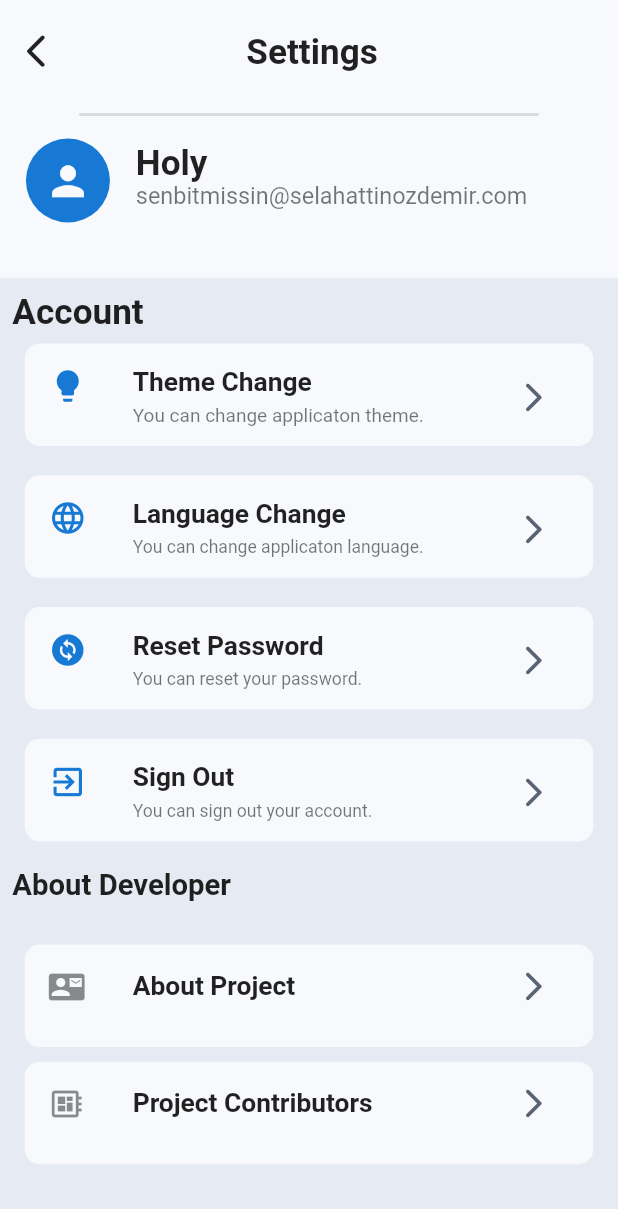
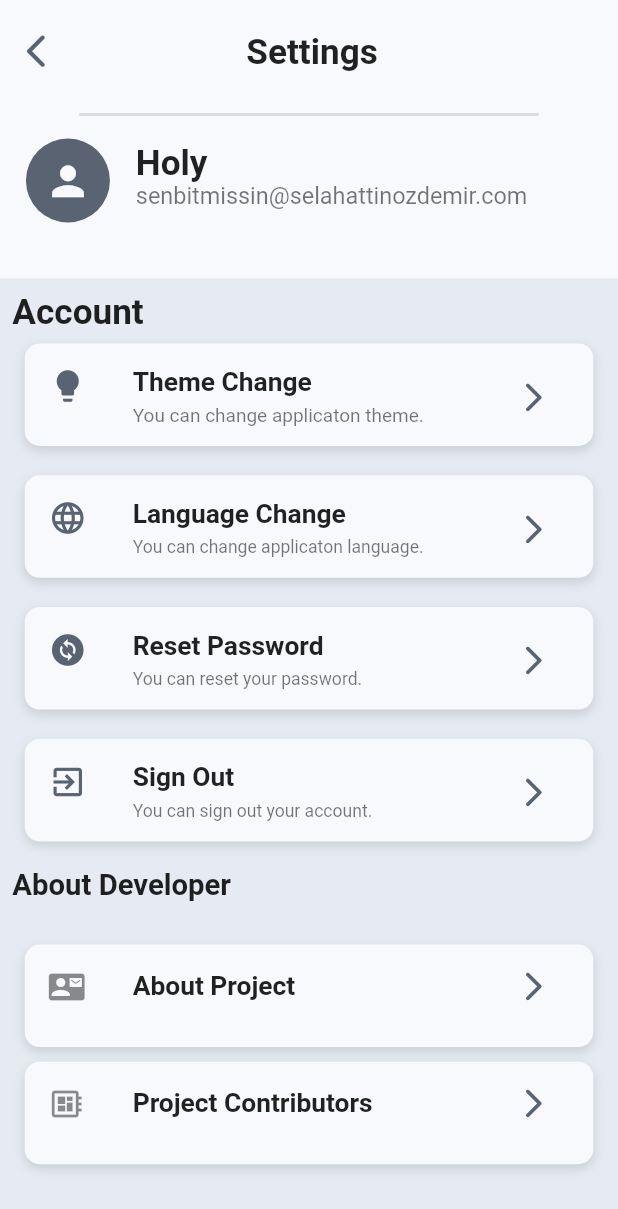
Before and after one commit to kutsaltekbas/mvvm_complete_todo_app, a Flutter app: the HomePageView screen opened directly, after a tap on the "menu" icon, on a phone screen of 412 x 824 dp. Shown: the top 1209 px of the screen. Run offline on Flutter 3.47's test engine with Material 2 defaults, Android fonts, the phone set to English and light mode, and no system bars; our stand-ins replace easy_localization, eva_icons_flutter, flutter_mobx, flutter_screenutil, mobx and 1 more; missing offline and left inert: dart:ffi, kartal; accounts and stored records are empty; generated files the repository leaves out were written again; statements that could not run were skipped.

Commit message:
ui color changes

```diff
--- a/lib/view/homepage/view/homepage_view.dart
+++ b/lib/view/homepage/view/homepage_view.dart
@@ -20,10 +20,10 @@ class HomePageView extends StatelessWidget {
       },
       onPageBuilder: (context, viewmodel) {
         return Scaffold(
-          backgroundColor: AppThemeLight.instance.theme.colorScheme.primary,
+          backgroundColor: AppThemeLight.instance.theme.colorScheme.surface,
           appBar: AppBar(
             title: title(),
-            backgroundColor: AppThemeLight.instance.theme.colorScheme.primary,
+            backgroundColor: AppThemeLight.instance.theme.colorScheme.surface,
             elevation: 0,
             actions: [settingsIcon(viewmodel)],
           ),
@@ -279,7 +279,7 @@ class HomePageView extends StatelessWidget {
         Text(
           LocaleKeys.home_heading2_headline1.tr(),
           style: TextStyle(
-              color: AppThemeLight.instance.theme.colorScheme.surface,
+              color: AppThemeLight.instance.theme.colorScheme.onBackground,
               fontSize: 20.sp,
               fontWeight: FontWeight.bold,
               shadows: [
@@ -302,7 +302,7 @@ class HomePageView extends StatelessWidget {
                 shape: RoundedRectangleBorder(
                     borderRadius: BorderRadius.circular(20)),
                 backgroundColor:
-                    AppThemeLight.instance.theme.colorScheme.surface),
+                    AppThemeLight.instance.theme.colorScheme.background),
             onPressed: viewmodel.addTask,
             child: ListTile(
               title: Text(
@@ -320,7 +320,7 @@ class HomePageView extends StatelessWidget {
               trailing: Icon(
                 Icons.add,
                 size: 50.h,
-                color: AppThemeLight.instance.theme.colorScheme.primary,
+                color: AppThemeLight.instance.theme.colorScheme.onSurface,
               ),
             )));
   }
@@ -337,7 +337,7 @@ class HomePageView extends StatelessWidget {
               BoxShadow(
                   color: Colors.black12, offset: Offset(0, 3), blurRadius: 5)
             ],
-            color: AppThemeLight.instance.theme.colorScheme.surface,
+            color: AppThemeLight.instance.theme.colorScheme.background,
             shape: BoxShape.rectangle,
             borderRadius: BorderRadius.circular(20)),
         child: Row(
@@ -388,7 +388,7 @@ class HomePageView extends StatelessWidget {
         icon: Icon(
           Icons.menu,
           size: 30.w,
-          color: AppThemeLight.instance.theme.colorScheme.background,
+          color: AppThemeLight.instance.theme.colorScheme.onSurface,
         ));
   }
 
@@ -396,7 +396,7 @@ class HomePageView extends StatelessWidget {
     return Text(
       LocaleKeys.splash_todo.tr(),
       style: TextStyle(
-          color: AppThemeLight.instance.theme.colorScheme.background,
+          color: AppThemeLight.instance.theme.colorScheme.onBackground,
           fontSize: 32.sp,
           fontWeight: FontWeight.bold,
           fontStyle: FontStyle.italic),
--- a/lib/view/login/view/login_view.dart
+++ b/lib/view/login/view/login_view.dart
@@ -26,7 +26,7 @@ class LoginView extends StatelessWidget {
             child: Container(
               width: 390.w,
               height: 844.h,
-              color: AppThemeLight.instance.theme.colorScheme.primary,
+              color: AppThemeLight.instance.theme.colorScheme.surface,
               //decoration: background(),
               child: Column(
                 mainAxisAlignment: MainAxisAlignment.spaceBetween,
@@ -55,11 +55,10 @@ class LoginView extends StatelessWidget {
         width: 50.h,
         child: FloatingActionButton(
             backgroundColor:
-                            AppThemeLight.instance.theme.colorScheme.surface,
+                AppThemeLight.instance.theme.colorScheme.background,
             child: Icon(
               Icons.arrow_back,
-                          color: AppThemeLight
-                              .instance.theme.colorScheme.primary,
+              color: AppThemeLight.instance.theme.colorScheme.onSurface,
               size: 30.w,
             ),
             onPressed: viewmodel.returnOnboard),
@@ -70,10 +69,7 @@ class LoginView extends StatelessWidget {
   Row topScreen() {
     return Row(
       mainAxisAlignment: MainAxisAlignment.spaceBetween,
-                  children: [
-                    welcomeBackText(),
-                    userPng()
-                  ],
+      children: [welcomeBackText(), userPng()],
     );
   }
 
@@ -106,8 +102,7 @@ class LoginView extends StatelessWidget {
               spreadRadius: 10.h)
         ],
         color: context.colorScheme.surface,
-                    borderRadius:
-                        BorderRadius.vertical(top: Radius.circular(30)),
+        borderRadius: BorderRadius.vertical(top: Radius.circular(30)),
       ),
       child: Column(
         mainAxisAlignment: MainAxisAlignment.spaceEvenly,
@@ -160,7 +155,8 @@ class LoginView extends StatelessWidget {
       height: 70.h,
       child: ElevatedButton(
           style: ElevatedButton.styleFrom(
-              backgroundColor: AppThemeLight.instance.theme.colorScheme.primary,
+              backgroundColor:
+                  AppThemeLight.instance.theme.colorScheme.onSurface,
               elevation: 3,
               shape: RoundedRectangleBorder(
                   borderRadius: BorderRadius.circular(20))),
@@ -180,7 +176,7 @@ class LoginView extends StatelessWidget {
         child: Text(
           LocaleKeys.login_forgotText.tr(),
           style: TextStyle(
-              color: AppThemeLight.instance.theme.colorScheme.primary,
+              color: AppThemeLight.instance.theme.colorScheme.onSurface,
               fontSize: 13.h),
         ),
       ),
@@ -204,7 +200,10 @@ class LoginView extends StatelessWidget {
                   color: AppThemeLight.instance.theme.colorScheme.primary,
                 ),
               ),
-              prefixIcon: Icon(Icons.lock),
+              prefixIcon: Icon(
+                Icons.lock,
+                color: AppThemeLight.instance.theme.colorScheme.onSurface,
+              ),
               suffixIcon: Icon(Icons.remove_red_eye),
               filled: true,
               fillColor: AppThemeLight.instance.theme.colorScheme.surface,
@@ -229,7 +228,10 @@ class LoginView extends StatelessWidget {
                 color: AppThemeLight.instance.theme.colorScheme.primary,
               ),
             ),
-            prefixIcon: Icon(Icons.person),
+            prefixIcon: Icon(
+              Icons.person,
+              color: AppThemeLight.instance.theme.colorScheme.onSurface,
+            ),
             filled: true,
             fillColor: AppThemeLight.instance.theme.colorScheme.surface,
             hintText: LocaleKeys.login_email.tr(),
@@ -245,7 +247,7 @@ class LoginView extends StatelessWidget {
         LocaleKeys.login_welcomeBack.tr(),
         maxLines: 2,
         style: TextStyle(
-          color: Colors.white,
+          color: AppThemeLight.instance.theme.colorScheme.onBackground,
           fontSize: 48.sp,
           fontWeight: FontWeight.bold,
           shadows: <Shadow>[
--- a/lib/view/on board/view/onboard_view.dart
+++ b/lib/view/on board/view/onboard_view.dart
@@ -51,12 +51,13 @@ class OnBoardView extends StatelessWidget {
 
   Container eMailLoginButton(BuildContext context, OnBoardViewModel viewmodel) {
     return Container(
-                padding:
-                    EdgeInsets.symmetric(horizontal: 30.w, vertical: 10.h),
+        padding: EdgeInsets.symmetric(horizontal: 30.w, vertical: 10.h),
         width: context.width,
         height: 100.h,
         child: ElevatedButton(
             style: ElevatedButton.styleFrom(
+                backgroundColor:
+                    AppThemeLight.instance.theme.colorScheme.onSurface,
                 elevation: 3,
                 shape: RoundedRectangleBorder(
                     borderRadius: BorderRadius.circular(20))),
@@ -64,30 +65,28 @@ class OnBoardView extends StatelessWidget {
             child: ListTile(
               leading: Icon(
                 Icons.email,
-                        color: AppThemeLight
-                            .instance.theme.colorScheme.background,
+                color: AppThemeLight.instance.theme.colorScheme.background,
                 size: 50.h,
               ),
               title: Text(
                 LocaleKeys.onBoard_emailLogin.tr(),
                 style: TextStyle(
-                            color: AppThemeLight
-                                .instance.theme.colorScheme.background,
+                    color: AppThemeLight.instance.theme.colorScheme.background,
                     fontStyle: FontStyle.italic),
               ),
             )));
   }
 
-  Container googleLoginButton(BuildContext context, OnBoardViewModel viewmodel) {
+  Container googleLoginButton(
+      BuildContext context, OnBoardViewModel viewmodel) {
     return Container(
-                padding:
-                    EdgeInsets.symmetric(horizontal: 30.w, vertical: 10.h),
+        padding: EdgeInsets.symmetric(horizontal: 30.w, vertical: 10.h),
         width: context.width,
         height: 100.h,
         child: ElevatedButton(
             style: ElevatedButton.styleFrom(
-                        backgroundColor: AppThemeLight
-                            .instance.theme.colorScheme.inversePrimary,
+                backgroundColor:
+                    AppThemeLight.instance.theme.colorScheme.inversePrimary,
                 elevation: 3,
                 shape: RoundedRectangleBorder(
                     borderRadius: BorderRadius.circular(20))),
@@ -95,30 +94,28 @@ class OnBoardView extends StatelessWidget {
             child: ListTile(
               leading: Icon(
                 EvaIcons.google,
-                        color: AppThemeLight
-                            .instance.theme.colorScheme.background,
+                color: AppThemeLight.instance.theme.colorScheme.background,
                 size: 50.h,
               ),
               title: Text(
                 LocaleKeys.onBoard_googleLogin.tr(),
                 style: TextStyle(
-                            color: AppThemeLight
-                                .instance.theme.colorScheme.background,
+                    color: AppThemeLight.instance.theme.colorScheme.background,
                     fontStyle: FontStyle.italic),
               ),
             )));
   }
 
-  Container facebookLoginButton(BuildContext context, OnBoardViewModel viewmodel) {
+  Container facebookLoginButton(
+      BuildContext context, OnBoardViewModel viewmodel) {
     return Container(
-                padding:
-                    EdgeInsets.symmetric(horizontal: 30.w, vertical: 10.h),
+        padding: EdgeInsets.symmetric(horizontal: 30.w, vertical: 10.h),
         width: context.width,
         height: 100.h,
         child: ElevatedButton(
             style: ElevatedButton.styleFrom(
-                        backgroundColor: AppThemeLight
-                            .instance.theme.colorScheme.inverseSurface,
+                backgroundColor:
+                    AppThemeLight.instance.theme.colorScheme.inverseSurface,
                 elevation: 3,
                 shape: RoundedRectangleBorder(
                     borderRadius: BorderRadius.circular(20))),
@@ -126,15 +123,13 @@ class OnBoardView extends StatelessWidget {
             child: ListTile(
               leading: Icon(
                 Icons.facebook_rounded,
-                        color: AppThemeLight
-                            .instance.theme.colorScheme.background,
+                color: AppThemeLight.instance.theme.colorScheme.background,
                 size: 50.h,
               ),
               title: Text(
                 LocaleKeys.onBoard_facebookLogin.tr(),
                 style: TextStyle(
-                            color: AppThemeLight
-                                .instance.theme.colorScheme.background,
+                    color: AppThemeLight.instance.theme.colorScheme.background,
                     fontStyle: FontStyle.italic),
               ),
             )));
@@ -153,14 +148,8 @@ class OnBoardView extends StatelessWidget {
   Text title() {
     return Text(
       LocaleKeys.onBoard_title.tr(),
-              style: TextStyle(
-                  fontSize: 32.sp,
-                  fontWeight: FontWeight.bold,
-                  shadows: [
-                    Shadow(
-                        color: Colors.black12,
-                        offset: Offset(0, 2),
-                        blurRadius: 5)
+      style: TextStyle(fontSize: 32.sp, fontWeight: FontWeight.bold, shadows: [
+        Shadow(color: Colors.black12, offset: Offset(0, 2), blurRadius: 5)
       ]),
     );
   }
@@ -170,8 +159,7 @@ class OnBoardView extends StatelessWidget {
       width: context.width,
       height: context.height * 0.25,
       decoration: BoxDecoration(
-                  image: DecorationImage(
-                      image: AssetImage("asset/image/onboard.png"))),
+          image: DecorationImage(image: AssetImage("asset/image/onboard.png"))),
     );
   }
 }
--- a/lib/view/setting/view/settings_view.dart
+++ b/lib/view/setting/view/settings_view.dart
@@ -41,6 +41,8 @@ class SettingsView extends StatelessWidget {
                               onPressed: viewmodel.returnHomePage,
                               icon: Icon(Icons.arrow_back_ios_new_rounded),
                               iconSize: 25.w,
+                              color: AppThemeLight
+                                  .instance.theme.colorScheme.onSurface,
                             ),
                             SizedBox(
                               width: 110.w,
@@ -64,7 +66,7 @@ class SettingsView extends StatelessWidget {
                         child: ListTile(
                           leading: CircleAvatar(
                             backgroundColor: AppThemeLight
-                                .instance.theme.colorScheme.primary,
+                                .instance.theme.colorScheme.onSurface,
                             radius: 30.h,
                             child: Icon(
                               Icons.person,
@@ -103,6 +105,12 @@ class SettingsView extends StatelessWidget {
                     width: context.width,
                     height: 70.h,
                     decoration: BoxDecoration(
+                        boxShadow: [
+                          BoxShadow(
+                              color: Colors.black12,
+                              offset: Offset(0, 3),
+                              blurRadius: 5)
+                        ],
                         color:
                             AppThemeLight.instance.theme.colorScheme.background,
                         borderRadius: BorderRadius.circular(10)),
@@ -110,7 +118,8 @@ class SettingsView extends StatelessWidget {
                       leading: Icon(
                         Icons.lightbulb,
                         size: 24.w,
-                        color: AppThemeLight.instance.theme.colorScheme.primary,
+                        color:
+                            AppThemeLight.instance.theme.colorScheme.onSurface,
                       ),
                       trailing: IconButton(
                         icon: Icon(
@@ -142,6 +151,12 @@ class SettingsView extends StatelessWidget {
                     width: context.width,
                     height: 70.h,
                     decoration: BoxDecoration(
+                        boxShadow: [
+                          BoxShadow(
+                              color: Colors.black12,
+                              offset: Offset(0, 3),
+                              blurRadius: 5)
+                        ],
                         color:
                             AppThemeLight.instance.theme.colorScheme.background,
                         borderRadius: BorderRadius.circular(10)),
@@ -149,7 +164,8 @@ class SettingsView extends StatelessWidget {
                       leading: Icon(
                         Icons.language_rounded,
                         size: 24.w,
-                        color: AppThemeLight.instance.theme.colorScheme.primary,
+                        color:
+                            AppThemeLight.instance.theme.colorScheme.onSurface,
                       ),
                       trailing: IconButton(
                         icon: Icon(
@@ -183,6 +199,12 @@ class SettingsView extends StatelessWidget {
                     width: context.width,
                     height: 70.h,
                     decoration: BoxDecoration(
+                        boxShadow: [
+                          BoxShadow(
+                              color: Colors.black12,
+                              offset: Offset(0, 3),
+                              blurRadius: 5)
+                        ],
                         color:
                             AppThemeLight.instance.theme.colorScheme.background,
                         borderRadius: BorderRadius.circular(10)),
@@ -190,7 +212,8 @@ class SettingsView extends StatelessWidget {
                       leading: Icon(
                         Icons.change_circle,
                         size: 24.w,
-                        color: AppThemeLight.instance.theme.colorScheme.primary,
+                        color:
+                            AppThemeLight.instance.theme.colorScheme.onSurface,
                       ),
                       trailing: IconButton(
                         icon: Icon(
@@ -222,6 +245,12 @@ class SettingsView extends StatelessWidget {
                     width: context.width,
                     height: 70.h,
                     decoration: BoxDecoration(
+                        boxShadow: [
+                          BoxShadow(
+                              color: Colors.black12,
+                              offset: Offset(0, 3),
+                              blurRadius: 5)
+                        ],
                         color:
                             AppThemeLight.instance.theme.colorScheme.background,
                         borderRadius: BorderRadius.circular(10)),
@@ -229,7 +258,8 @@ class SettingsView extends StatelessWidget {
                       leading: Icon(
                         Icons.exit_to_app,
                         size: 24.w,
-                        color: AppThemeLight.instance.theme.colorScheme.primary,
+                        color:
+                            AppThemeLight.instance.theme.colorScheme.onSurface,
                       ),
                       trailing: IconButton(
                         icon: Icon(
@@ -272,6 +302,12 @@ class SettingsView extends StatelessWidget {
                     width: context.width,
                     height: 70.h,
                     decoration: BoxDecoration(
+                        boxShadow: [
+                          BoxShadow(
+                              color: Colors.black12,
+                              offset: Offset(0, 3),
+                              blurRadius: 5)
+                        ],
                         color:
                             AppThemeLight.instance.theme.colorScheme.background,
                         borderRadius: BorderRadius.circular(10)),
@@ -303,6 +339,12 @@ class SettingsView extends StatelessWidget {
                     width: context.width,
                     height: 70.h,
                     decoration: BoxDecoration(
+                        boxShadow: [
+                          BoxShadow(
+                              color: Colors.black12,
+                              offset: Offset(0, 3),
+                              blurRadius: 5)
+                        ],
                         color:
                             AppThemeLight.instance.theme.colorScheme.background,
                         borderRadius: BorderRadius.circular(10)),
```
Lines whose indentation alone changed are shown as unchanged.
